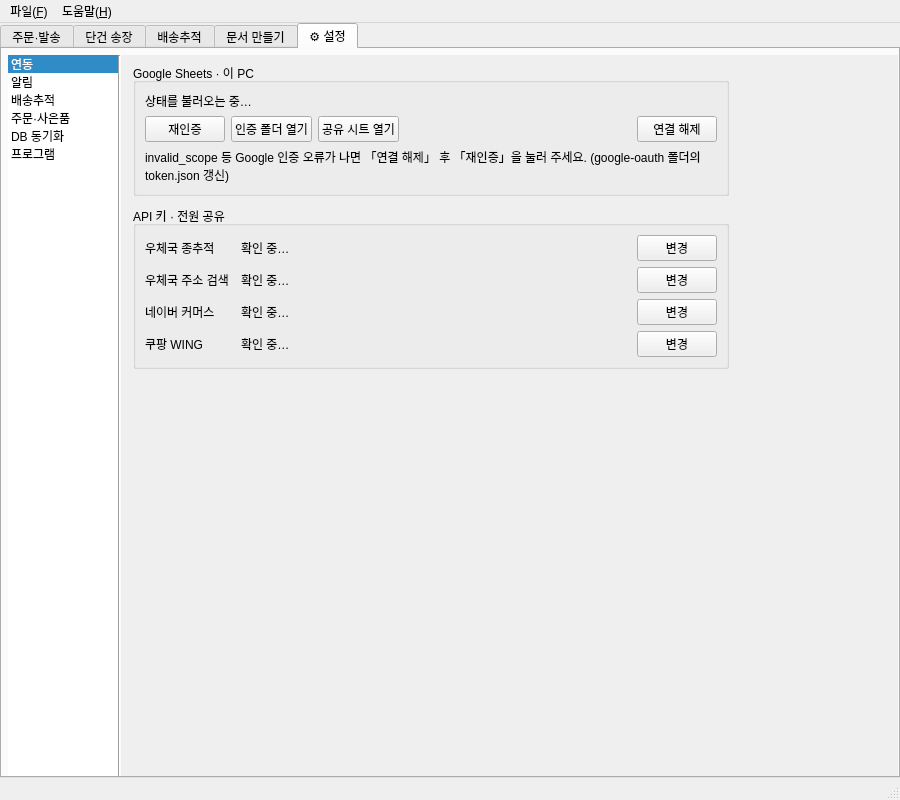
Peanut0711/easy-fulfill, file ui/main_window.ui: the form before one commit.
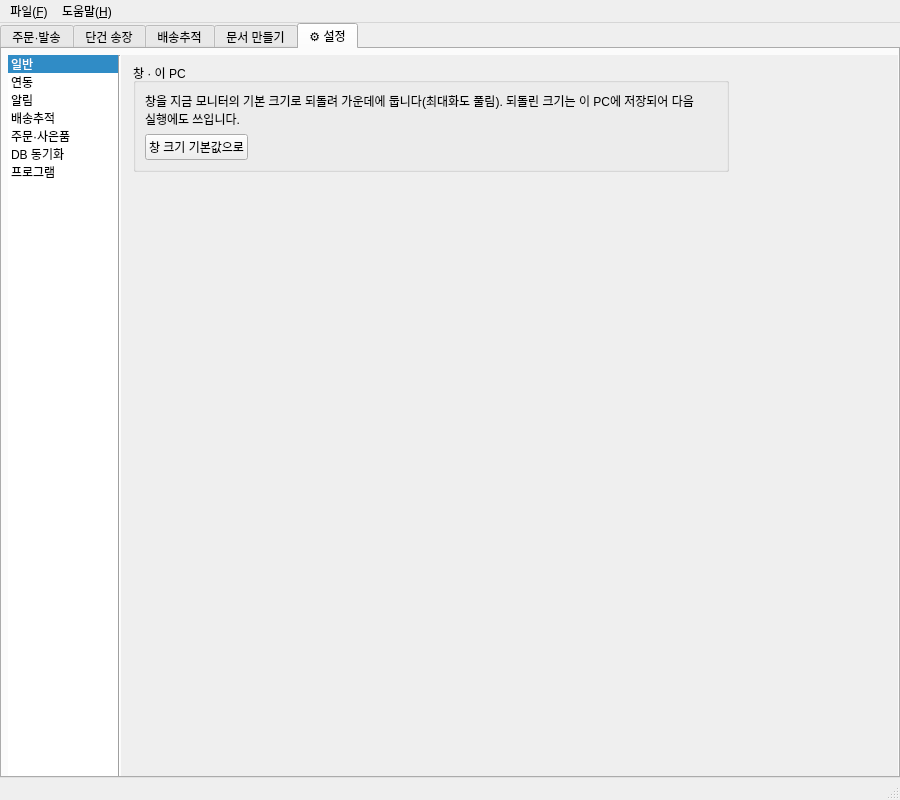
The form after the commit. The open tabs and pages were chosen to show the change.

Commit message:
feat(ui): 설정에 「일반」 분류를 만들고 창 크기 되돌리기 옮기기
「창 크기 기본값으로」를 「파일」 메뉴에서 빼고 설정 분류 맨 위 「일반」으로 옮긴다.
- 「⚙ 설정」 분류 목록 맨 위에 「일반」 페이지(scrollArea_settings_general)를 추가하고
  「창 · 이 PC」 묶음에 설명과 「창 크기 기본값으로」 버튼을 둔다.
- 버튼 옆에 지금 모니터의 기본 크기를 보인다(페이지를 열 때와 되돌린 뒤 갱신).
- 설정을 열면 「연동」 대신 「일반」이 먼저 보인다. 상태 칩은 그대로 「연동」으로 바로 간다.
- 앱 버전 0.0.33, 버전 이력·남은 위험 문서 갱신. 공유 시트 쓰기와 무관해
  MIN_COMPATIBLE_VERSION은 그대로다.

검증
- 창 위치 테스트: 첫 분류가 「일반」, 버튼이 일반 페이지 안에 있음, 최대화한 창에서
  버튼을 누르면 기본 크기·가운데로 바뀌고 저장되며 크기 라벨이 맞음.
- 크기 예산 테스트의 설정 페이지 수 6 → 7.
- 캡처 100·125·150%에서 설정 7장 겹침·잘림 없음.
- 전체 테스트 527개 통과.

```diff
--- a/ui/main_window.ui
+++ b/ui/main_window.ui
@@ -1107,6 +1107,11 @@
           <property name="currentRow">
            <number>0</number>
           </property>
+          <item>
+           <property name="text">
+            <string>일반</string>
+           </property>
+          </item>
           <item>
            <property name="text">
             <string>연동</string>
@@ -1152,6 +1157,86 @@
           <property name="currentIndex">
            <number>0</number>
           </property>
+          <widget class="QScrollArea" name="scrollArea_settings_general">
+           <property name="frameShape">
+            <enum>QFrame::Shape::NoFrame</enum>
+           </property>
+           <property name="widgetResizable">
+            <bool>true</bool>
+           </property>
+           <widget class="QWidget" name="page_settings_general">
+            <property name="maximumSize">
+             <size><width>620</width><height>16777215</height></size>
+            </property>
+           <layout class="QVBoxLayout" name="verticalLayout_settings_general">
+            <property name="spacing"><number>10</number></property>
+            <property name="leftMargin"><number>12</number></property>
+            <property name="topMargin"><number>8</number></property>
+            <property name="rightMargin"><number>12</number></property>
+            <property name="bottomMargin"><number>12</number></property>
+            <item>
+             <widget class="QGroupBox" name="groupBox_window">
+              <property name="title">
+               <string>창 · 이 PC</string>
+              </property>
+              <layout class="QVBoxLayout" name="verticalLayout_window">
+               <item>
+                <widget class="QLabel" name="label_window_reset_hint">
+                 <property name="hint" stdset="0">
+                  <string>true</string>
+                 </property>
+                 <property name="text">
+                  <string>창을 지금 모니터의 기본 크기로 되돌려 가운데에 둡니다(최대화도 풀림). 되돌린 크기는 이 PC에 저장되어 다음 실행에도 쓰입니다.</string>
+                 </property>
+                 <property name="wordWrap">
+                  <bool>true</bool>
+                 </property>
+                </widget>
+               </item>
+               <item>
+                <layout class="QHBoxLayout" name="horizontalLayout_window_reset">
+                 <item>
+                  <widget class="QPushButton" name="pushButton_window_reset">
+                   <property name="text">
+                    <string>창 크기 기본값으로</string>
+                   </property>
+                  </widget>
+                 </item>
+                 <item>
+                  <widget class="QLabel" name="label_window_size">
+                   <property name="hint" stdset="0">
+                    <string>true</string>
+                   </property>
+                  </widget>
+                 </item>
+                 <item>
+                  <spacer name="horizontalSpacer_window_reset">
+                   <property name="orientation">
+                    <enum>Qt::Orientation::Horizontal</enum>
+                   </property>
+                   <property name="sizeHint" stdset="0">
+                    <size><width>0</width><height>20</height></size>
+                   </property>
+                  </spacer>
+                 </item>
+                </layout>
+               </item>
+              </layout>
+             </widget>
+            </item>
+            <item>
+             <spacer name="verticalSpacer_settings_general">
+              <property name="orientation">
+               <enum>Qt::Orientation::Vertical</enum>
+              </property>
+              <property name="sizeHint" stdset="0">
+               <size><width>20</width><height>0</height></size>
+              </property>
+             </spacer>
+            </item>
+           </layout>
+           </widget>
+          </widget>
           <widget class="QScrollArea" name="scrollArea_settings_integration">
            <property name="frameShape">
             <enum>QFrame::Shape::NoFrame</enum>
```
The commit also changes 8 other files.
